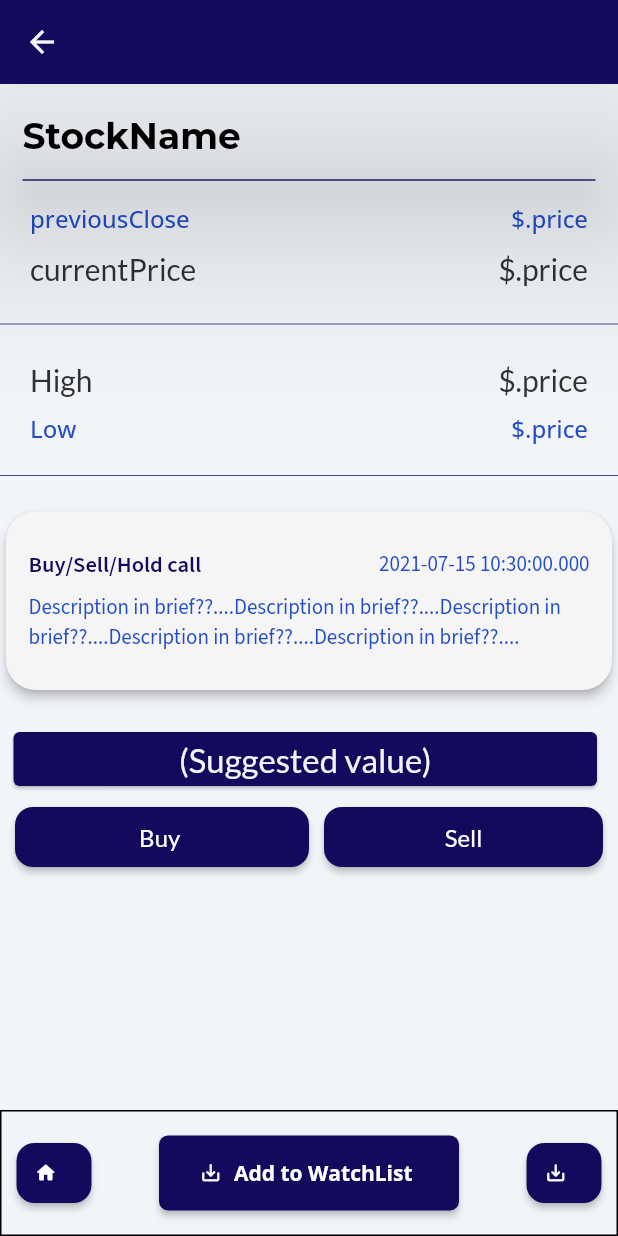
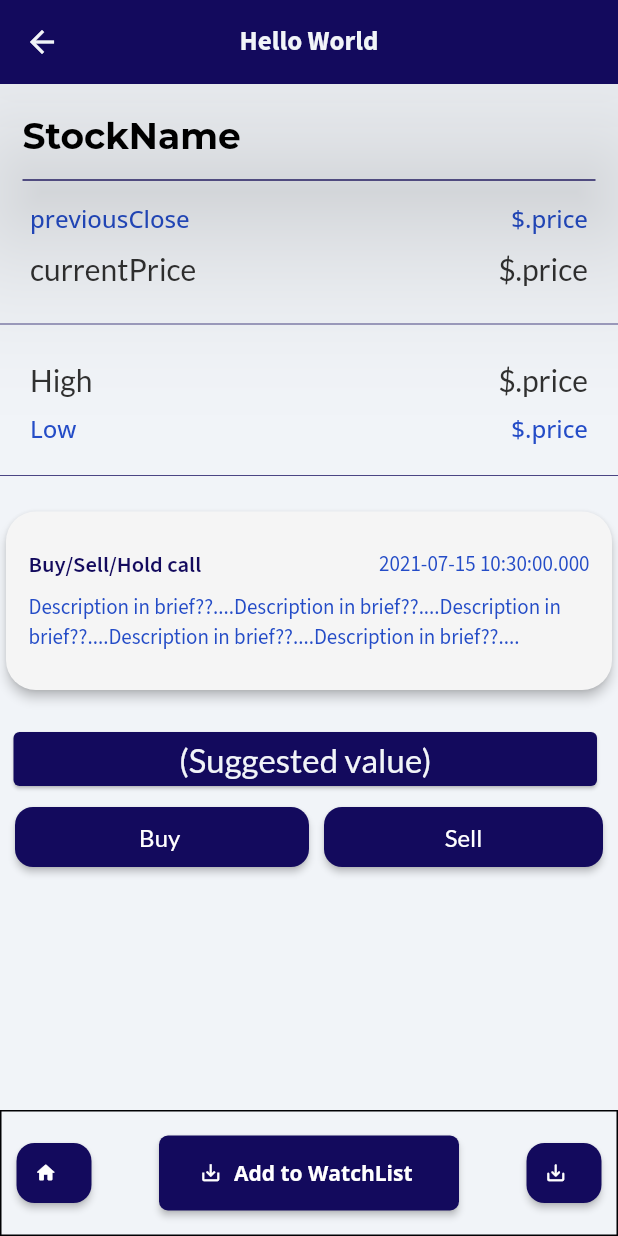
Before and after one commit to lordward3/updated, a Flutter app: the IndividualStockPageWidget screen opened directly, on a phone screen of 412 x 824 dp. Run offline on Flutter 3.47's test engine with Material 2 defaults, Android fonts, the phone set to English and light mode, and no system bars; drawn by our look-alikes of auto_size_text; our stand-ins replace built_collection, built_value, cloud_firestore, firebase_auth, firebase_core, font_awesome_flutter and 6 more; missing offline and left inert: flutter_facebook_auth; accounts and stored records are empty; generated files the repository leaves out were written again; network calls fail.

Commit message:
Updating to latest FlutterFlow output.

```diff
--- a/lib/home_index_page/home_index_page_widget.dart
+++ b/lib/home_index_page/home_index_page_widget.dart
@@ -494,7 +494,6 @@ class _HomeIndexPageWidgetState extends State<HomeIndexPageWidget> {
                           stream: queryIndicesRecord(
                             queryBuilder: (indicesRecord) =>
                                 indicesRecord.orderBy('index'),
-                            limit: 10,
                           ),
                           builder: (context, snapshot) {
                             // Customize what your widget looks like when it's loading.
--- a/lib/individual_stock_page/individual_stock_page_widget.dart
+++ b/lib/individual_stock_page/individual_stock_page_widget.dart
@@ -41,7 +41,7 @@ class _IndividualStockPageWidgetState extends State<IndividualStockPageWidget> {
           ),
         ),
         title: Text(
-          getJsonField(widget.artPiece, r'$.ticker').toString(),
+          'Hello World',
           style: FlutterFlowTheme.bodyText2.override(
             fontFamily: 'Source Sans Pro',
             color: FlutterFlowTheme.secondaryColor,
--- a/pubspec.yaml
+++ b/pubspec.yaml
@@ -30,7 +30,6 @@ dependencies:
   cloud_firestore: ^0.16.0
   firebase_auth: ^0.20.0+1
   firebase_core: ^0.7.0
-  flutter_datetime_picker: 1.5.0
   flutter_facebook_auth: ^2.0.2+1
   font_awesome_flutter:
   geolocator:
```
Also changed, not shown: lib/stocklist_page/stocklist_page_widget.dart (+21 -7 lines).
